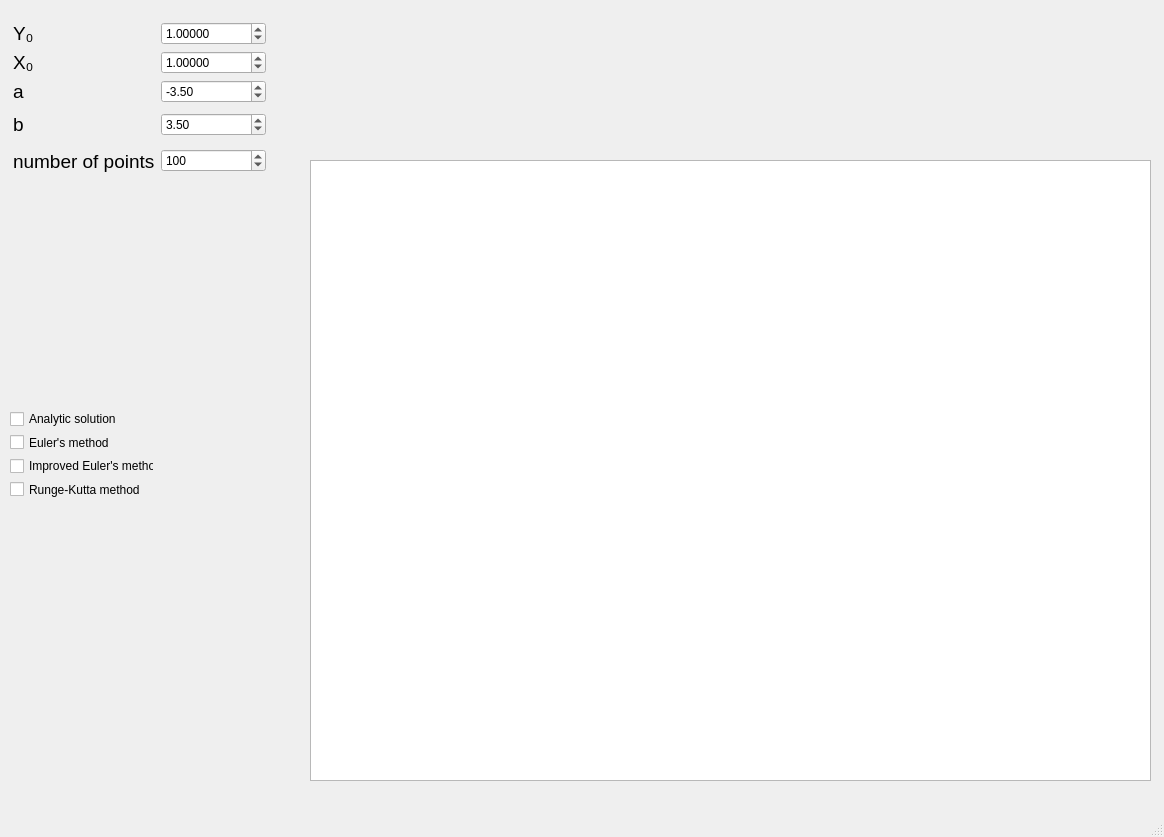
Qt form main_window.ui (nikitosing/de_solver) before a commit.
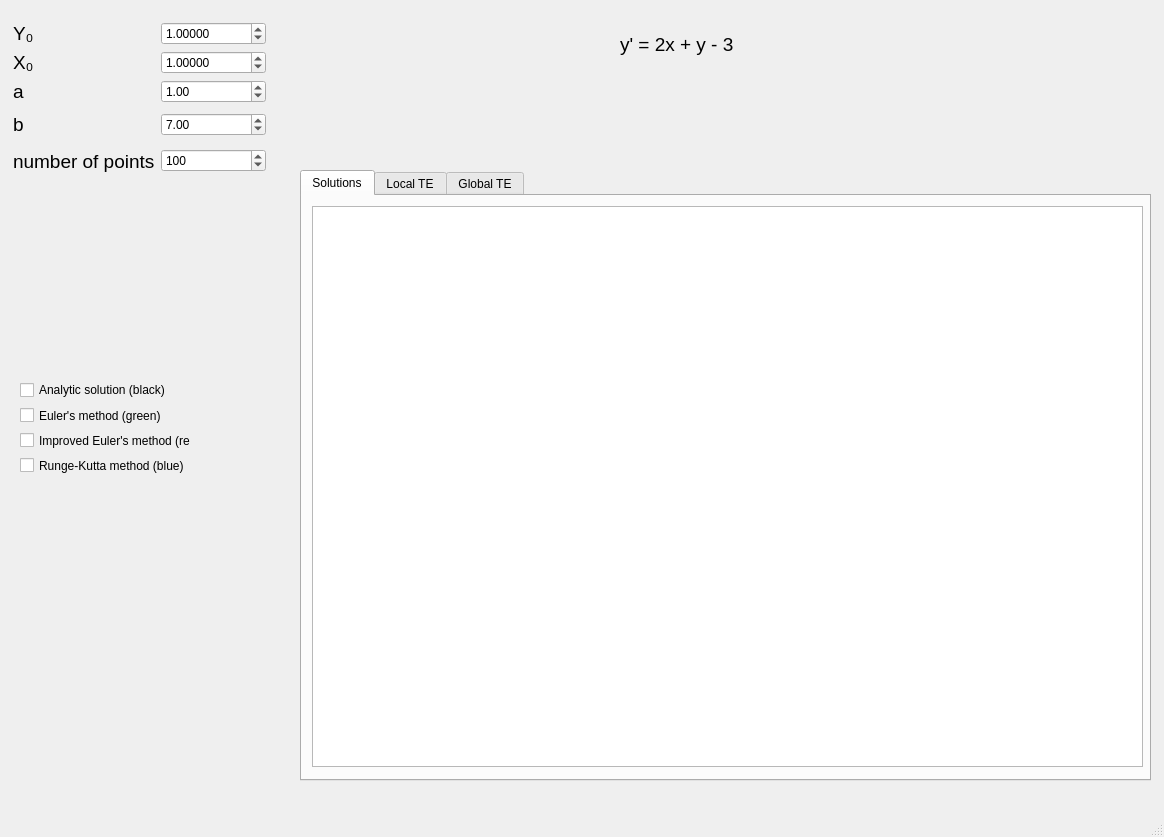
The same form after that commit. Custom widgets are drawn as their Qt base class.

The edit to the form file:
```diff
--- a/main_window.ui
+++ b/main_window.ui
@@ -35,51 +35,47 @@
    <string>de_solver_np_b20_01</string>
   </property>
   <widget class="QWidget" name="centralwidget">
-   <widget class="PlotWidget" name="graphicsView">
-    <property name="geometry">
-     <rect>
-      <x>310</x>
-      <y>160</y>
-      <width>841</width>
-      <height>621</height>
-     </rect>
-    </property>
-   </widget>
    <widget class="QWidget" name="layoutWidget">
     <property name="geometry">
      <rect>
-      <x>10</x>
-      <y>410</y>
-      <width>144</width>
-      <height>88</height>
+      <x>20</x>
+      <y>380</y>
+      <width>171</width>
+      <height>95</height>
      </rect>
     </property>
     <layout class="QGridLayout" name="gridLayout_5">
      <item row="1" column="0">
       <widget class="QCheckBox" name="euler_check_box">
        <property name="text">
-        <string>Euler's method</string>
+        <string>Euler's method (green)</string>
        </property>
       </widget>
      </item>
      <item row="2" column="0">
       <widget class="QCheckBox" name="improved_euler_check_box">
        <property name="text">
-        <string>Improved Euler's method</string>
+        <string>Improved Euler's method (red)</string>
        </property>
       </widget>
      </item>
      <item row="3" column="0">
       <widget class="QCheckBox" name="runge_kutta_check_box">
        <property name="text">
-        <string>Runge-Kutta method</string>
+        <string>Runge-Kutta method (blue)</string>
        </property>
       </widget>
      </item>
      <item row="0" column="0">
       <widget class="QCheckBox" name="analytic_check_box">
+       <property name="font">
+        <font>
+         <underline>false</underline>
+         <strikeout>false</strikeout>
+        </font>
+       </property>
        <property name="text">
-        <string>Analytic solution</string>
+        <string>Analytic solution (black)</string>
        </property>
       </widget>
      </item>
@@ -169,7 +165,7 @@
         <double>0.100000000000000</double>
        </property>
        <property name="value">
-        <double>-3.500000000000000</double>
+        <double>1.000000000000000</double>
        </property>
       </widget>
      </item>
@@ -185,7 +181,7 @@
         <double>0.100000000000000</double>
        </property>
        <property name="value">
-        <double>3.500000000000000</double>
+        <double>7.000000000000000</double>
        </property>
       </widget>
      </item>
@@ -240,6 +236,82 @@
      </item>
     </layout>
    </widget>
+   <widget class="QTabWidget" name="tabWidget">
+    <property name="geometry">
+     <rect>
+      <x>300</x>
+      <y>170</y>
+      <width>851</width>
+      <height>611</height>
+     </rect>
+    </property>
+    <property name="currentIndex">
+     <number>0</number>
+    </property>
+    <widget class="QWidget" name="solutions">
+     <attribute name="title">
+      <string>Solutions</string>
+     </attribute>
+     <widget class="PlotWidget" name="solution_plots">
+      <property name="geometry">
+       <rect>
+        <x>10</x>
+        <y>10</y>
+        <width>831</width>
+        <height>561</height>
+       </rect>
+      </property>
+     </widget>
+    </widget>
+    <widget class="QWidget" name="lte">
+     <attribute name="title">
+      <string>Local TE</string>
+     </attribute>
+     <widget class="PlotWidget" name="local_error_plot">
+      <property name="geometry">
+       <rect>
+        <x>10</x>
+        <y>10</y>
+        <width>831</width>
+        <height>561</height>
+       </rect>
+      </property>
+     </widget>
+    </widget>
+    <widget class="QWidget" name="gte">
+     <attribute name="title">
+      <string>Global TE</string>
+     </attribute>
+     <widget class="PlotWidget" name="global_error_plot">
+      <property name="geometry">
+       <rect>
+        <x>10</x>
+        <y>10</y>
+        <width>831</width>
+        <height>561</height>
+       </rect>
+      </property>
+     </widget>
+    </widget>
+   </widget>
+   <widget class="QLabel" name="label_6">
+    <property name="geometry">
+     <rect>
+      <x>620</x>
+      <y>30</y>
+      <width>144</width>
+      <height>29</height>
+     </rect>
+    </property>
+    <property name="font">
+     <font>
+      <pointsize>14</pointsize>
+     </font>
+    </property>
+    <property name="text">
+     <string>y' = 2x + y - 3</string>
+    </property>
+   </widget>
   </widget>
   <widget class="QMenuBar" name="menubar">
    <property name="geometry">
```
